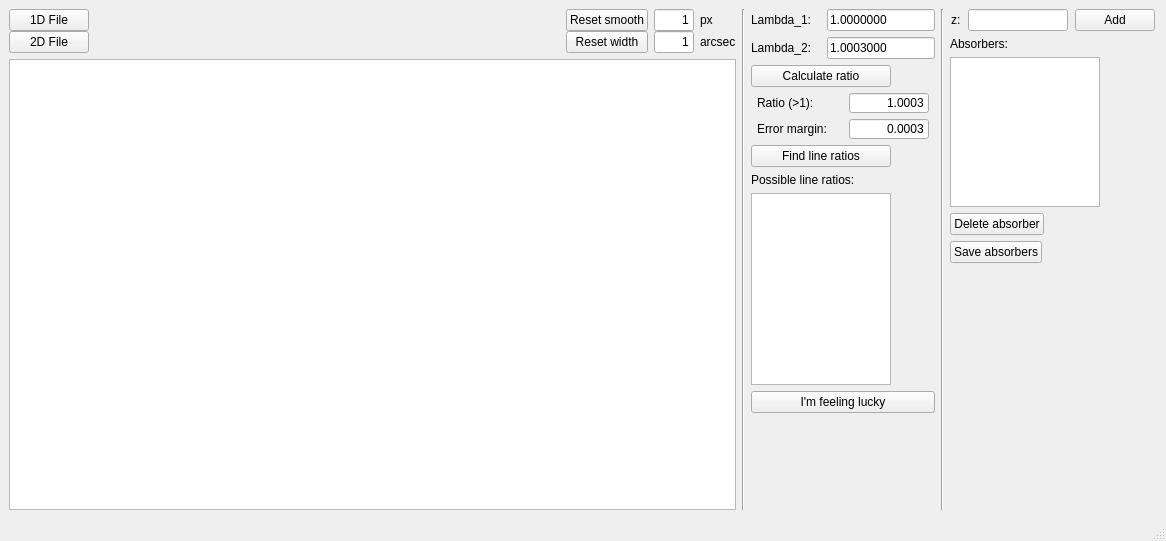
Old version of the form main_frame.ui in the repository JPalmerio/zHunter.
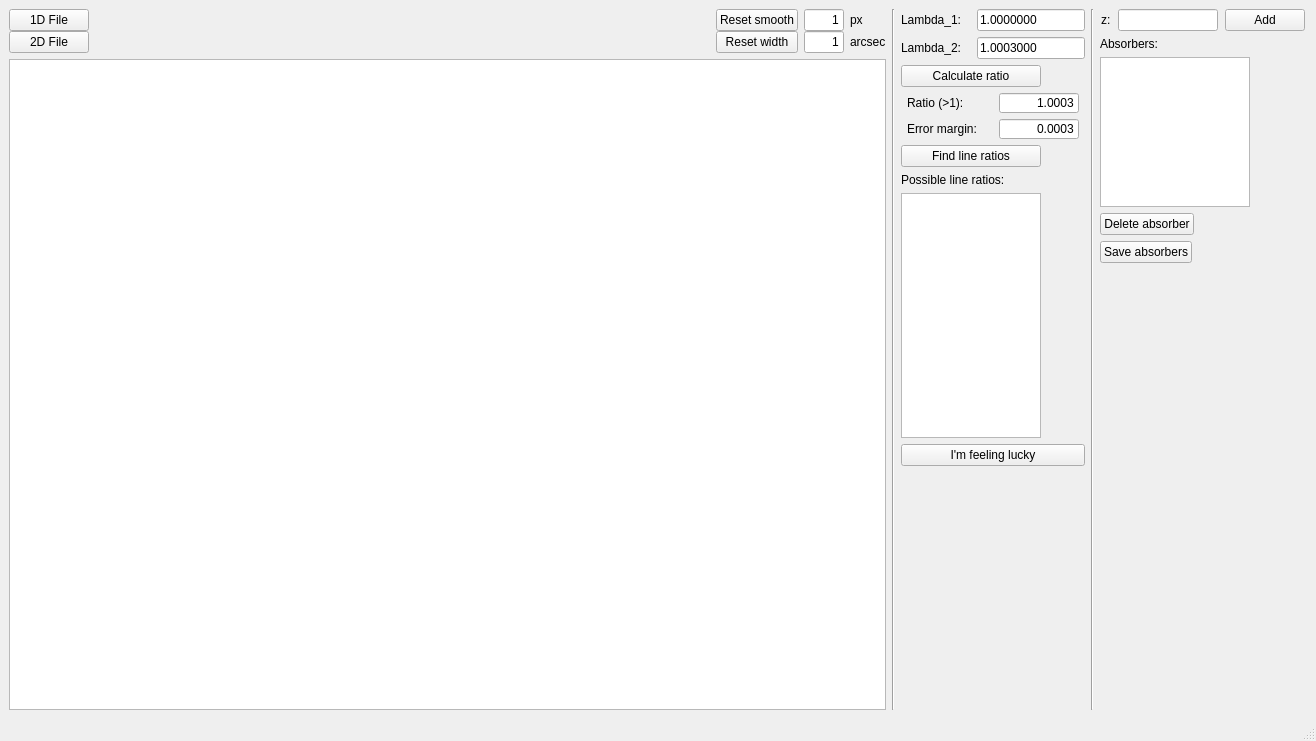
New version of the form. Custom widgets are drawn as their Qt base class.

Commit message: Corrected ROI extraction width reset bug

```diff
--- a/main_frame.ui
+++ b/main_frame.ui
@@ -6,8 +6,8 @@
    <rect>
     <x>0</x>
     <y>0</y>
-    <width>1166</width>
-    <height>541</height>
+    <width>1316</width>
+    <height>741</height>
    </rect>
   </property>
   <property name="windowTitle">
```
Left out of the diff: 2 changed lines with no effect on the pictures. The commit also changes 1 other file.
